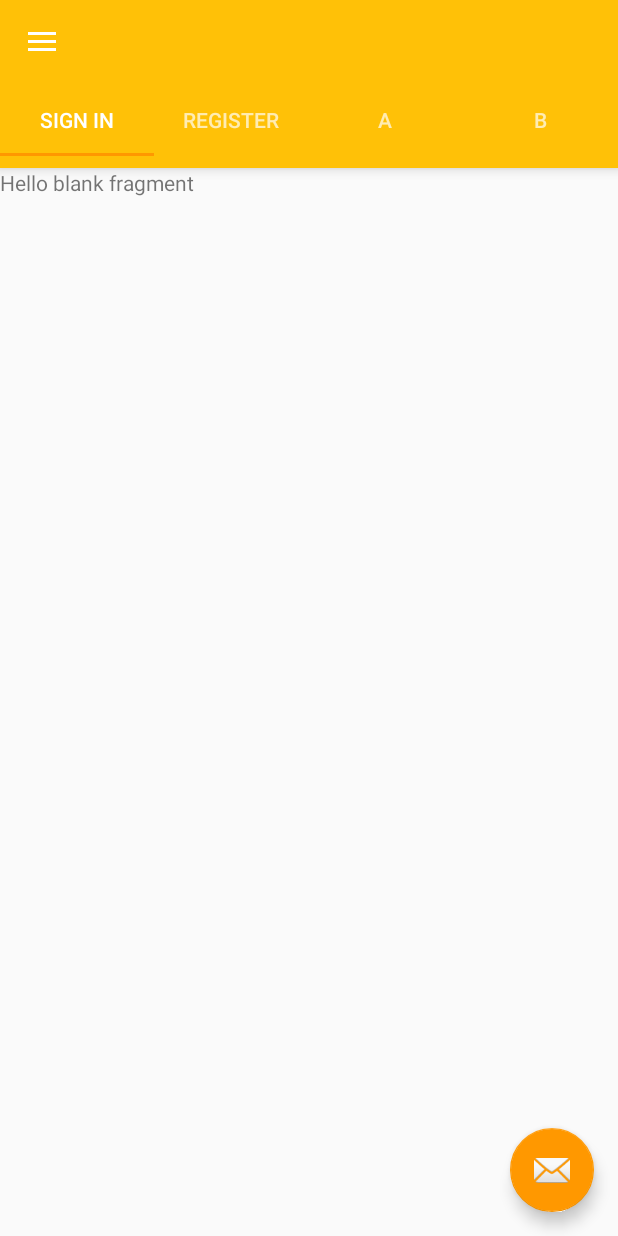
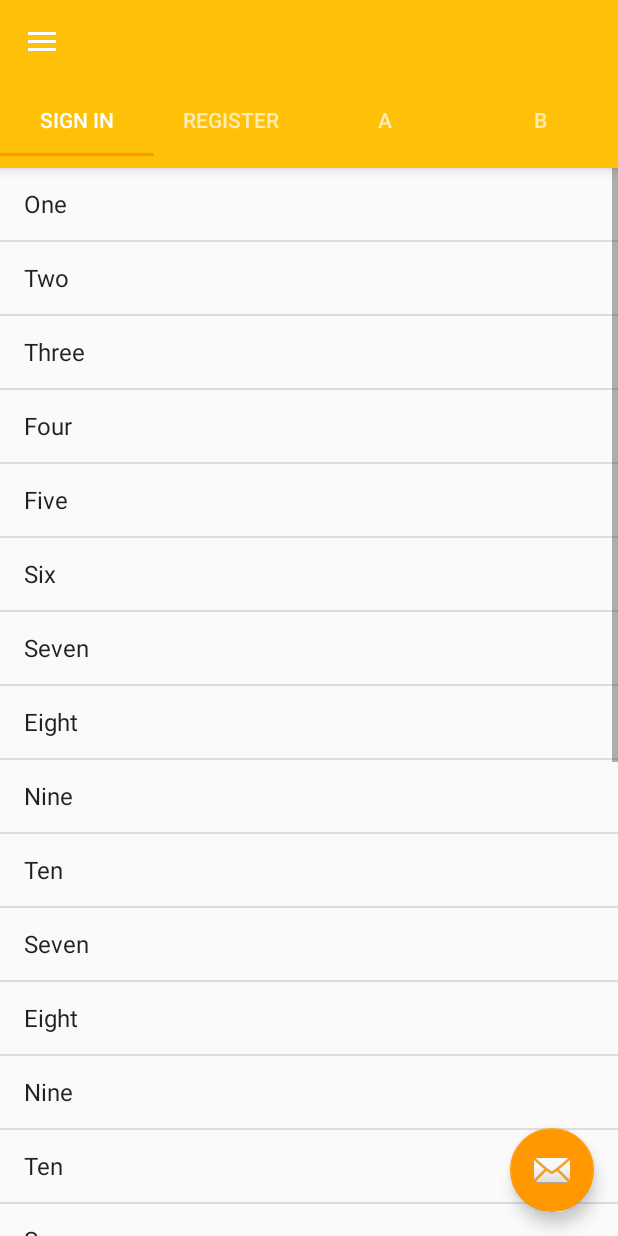
Before and after one commit to indraAsLesmana/Ezytopup_sunmi, an Android app: the HomeFragment screen opened directly, with no data from a screen before it, on a phone screen of 412 x 824 dp. Run offline under Robolectric (Android 15) with nearby library versions, the phone set to English and light mode, and no system bars; pictures from the network do not load; 1 statement that could not run was skipped.

Commit message:
adding fake list data.

```diff
--- a/app/src/main/res/layout/content_main.xml
+++ b/app/src/main/res/layout/content_main.xml
@@ -16,12 +16,15 @@
         android:background="?attr/colorPrimary"
         android:elevation="5dp"
         android:minHeight="?attr/actionBarSize"
-        app:tabMode="fixed" />
+        app:tabMode="fixed"
+        android:layout_alignParentTop="true"
+        android:layout_alignParentLeft="true"
+        android:layout_alignParentStart="true" />
 
     <android.support.v4.view.ViewPager
         android:id="@+id/main_pagger"
         android:layout_width="match_parent"
-        android:layout_height="fill_parent"
+        android:layout_height="match_parent"
         android:layout_below="@id/sliding_tabs"/>
 
 </RelativeLayout>
--- a/app/src/main/res/layout/fragment_home.xml
+++ b/app/src/main/res/layout/fragment_home.xml
@@ -5,9 +5,11 @@
     tools:context="com.ezytopup.salesapp.fragment.HomeFragment">
 
     <!-- TODO: Update blank fragment layout -->
-    <TextView
-        android:layout_width="match_parent"
-        android:layout_height="match_parent"
-        android:text="@string/hello_blank_fragment" />
+   <ListView
+       android:layout_width="match_parent"
+       android:layout_height="match_parent"
+       android:entries="@array/dummy_data">
+   </ListView>
+
 
 </FrameLayout>
--- a/app/src/main/res/values/strings.xml
+++ b/app/src/main/res/values/strings.xml
@@ -51,4 +51,33 @@
     <!-- TODO: Remove or change this placeholder text -->
     <string name="hello_blank_fragment">Hello blank fragment</string>
 
+    <string-array name="dummy_data" >
+        <item>One</item>
+        <item>Two</item>
+        <item>Three</item>
+        <item>Four</item>
+        <item>Five</item>
+        <item>Six</item>
+        <item>Seven</item>
+        <item>Eight</item>
+        <item>Nine</item>
+        <item>Ten</item>
+        <item>Seven</item>
+        <item>Eight</item>
+        <item>Nine</item>
+        <item>Ten</item>
+        <item>Seven</item>
+        <item>Eight</item>
+        <item>Nine</item>
+        <item>Ten</item>
+        <item>Seven</item>
+        <item>Eight</item>
+        <item>Nine</item>
+        <item>Ten</item>
+        <item>Seven</item>
+        <item>Eight</item>
+        <item>Nine</item>
+        <item>Ten</item>
+    </string-array>
+
 </resources>
```
